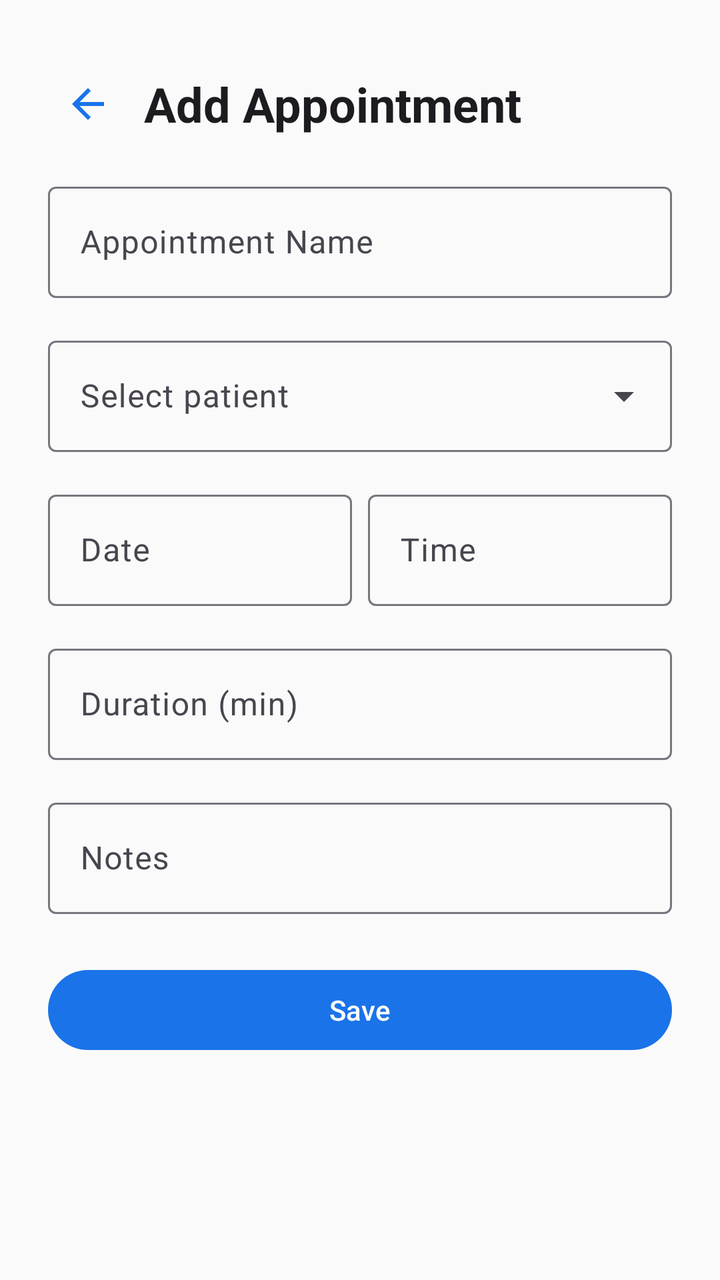
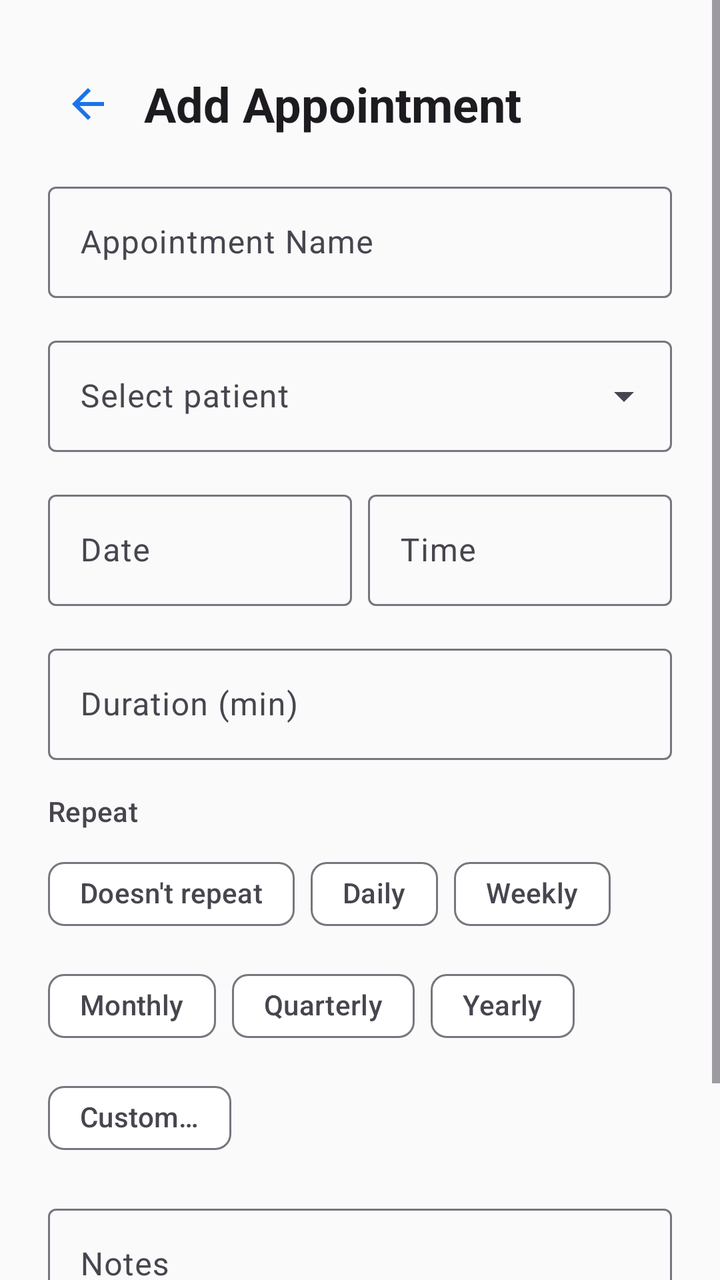

An Android layout rendered at two revisions. The XML below is the earlier revision; the diff shows what the commit changed to produce the second picture.
<!-- AndroidManifest.xml: application theme Theme.MedCare -->
<!-- res/layout/fragment_appointment_form.xml -->
<?xml version="1.0" encoding="utf-8"?>
<ScrollView xmlns:android="http://schemas.android.com/apk/res/android"
    xmlns:app="http://schemas.android.com/apk/res-auto"
    android:layout_width="match_parent"
    android:layout_height="match_parent">

    <androidx.constraintlayout.widget.ConstraintLayout
        android:layout_width="match_parent"
        android:layout_height="wrap_content"
        android:padding="@dimen/margin_large">

        <LinearLayout
            android:id="@+id/top_bar"
            android:layout_width="0dp"
            android:layout_height="wrap_content"
            android:layout_marginTop="8dp"
            android:gravity="center_vertical"
            android:orientation="horizontal"
            app:layout_constraintEnd_toEndOf="parent"
            app:layout_constraintStart_toStartOf="parent"
            app:layout_constraintTop_toTopOf="parent">

            <ImageButton
                android:id="@+id/back_button"
                android:layout_width="wrap_content"
                android:layout_height="wrap_content"
                android:background="?attr/selectableItemBackgroundBorderless"
                android:contentDescription="@string/cancel"
                android:padding="8dp"
                android:src="@drawable/ic_arrow_back"
                app:tint="?attr/colorPrimary" />

            <TextView
                android:id="@+id/form_title"
                android:layout_width="wrap_content"
                android:layout_height="wrap_content"
                android:layout_marginStart="8dp"
                android:text="@string/add_appointment"
                android:textAppearance="@style/TextAppearance.Material3.HeadlineSmall"
                android:textStyle="bold" />

        </LinearLayout>

        <com.google.android.material.textfield.TextInputLayout
            android:id="@+id/name_layout"
            style="@style/Widget.Material3.TextInputLayout.OutlinedBox"
            android:layout_width="0dp"
            android:layout_height="wrap_content"
            android:layout_marginTop="16dp"
            android:hint="@string/appointment_name"
            app:layout_constraintEnd_toEndOf="parent"
            app:layout_constraintStart_toStartOf="parent"
            app:layout_constraintTop_toBottomOf="@id/top_bar">

            <com.google.android.material.textfield.TextInputEditText
                android:id="@+id/name_input"
                android:layout_width="match_parent"
                android:layout_height="wrap_content"
                android:inputType="textPersonName"
                android:maxLines="1"
                android:imeOptions="actionNext" />
        </com.google.android.material.textfield.TextInputLayout>

        <com.google.android.material.textfield.TextInputLayout
            android:id="@+id/patient_layout"
            style="@style/Widget.Material3.TextInputLayout.OutlinedBox"
            android:layout_width="0dp"
            android:layout_height="wrap_content"
            android:layout_marginTop="16dp"
            android:hint="@string/select_patient"
            app:endIconMode="custom"
            app:endIconDrawable="@drawable/ic_arrow_drop_down"
            app:layout_constraintEnd_toEndOf="parent"
            app:layout_constraintStart_toStartOf="parent"
            app:layout_constraintTop_toBottomOf="@id/name_layout">

            <com.google.android.material.textfield.TextInputEditText
                android:id="@+id/patient_input"
                android:layout_width="match_parent"
                android:layout_height="wrap_content"
                android:focusable="false"
                android:inputType="none"
                android:cursorVisible="false" />
        </com.google.android.material.textfield.TextInputLayout>

        <LinearLayout
            android:id="@+id/date_time_row"
            android:layout_width="0dp"
            android:layout_height="wrap_content"
            android:layout_marginTop="16dp"
            android:orientation="horizontal"
            app:layout_constraintEnd_toEndOf="parent"
            app:layout_constraintStart_toStartOf="parent"
            app:layout_constraintTop_toBottomOf="@id/patient_layout">

            <com.google.android.material.textfield.TextInputLayout
                android:id="@+id/date_layout"
                style="@style/Widget.Material3.TextInputLayout.OutlinedBox"
                android:layout_width="0dp"
                android:layout_height="wrap_content"
                android:layout_weight="1"
                android:layout_marginEnd="4dp"
                android:hint="@string/appointment_date">

                <com.google.android.material.textfield.TextInputEditText
                    android:id="@+id/date_input"
                    android:layout_width="match_parent"
                    android:layout_height="wrap_content"
                    android:focusable="false"
                    android:inputType="date" />
            </com.google.android.material.textfield.TextInputLayout>

            <com.google.android.material.textfield.TextInputLayout
                android:id="@+id/time_layout"
                style="@style/Widget.Material3.TextInputLayout.OutlinedBox"
                android:layout_width="0dp"
                android:layout_height="wrap_content"
                android:layout_weight="1"
                android:layout_marginStart="4dp"
                android:hint="@string/appointment_time">

                <com.google.android.material.textfield.TextInputEditText
                    android:id="@+id/time_input"
                    android:layout_width="match_parent"
                    android:layout_height="wrap_content"
                    android:focusable="false"
                    android:inputType="time" />
            </com.google.android.material.textfield.TextInputLayout>

        </LinearLayout>

        <com.google.android.material.textfield.TextInputLayout
            android:id="@+id/duration_layout"
            style="@style/Widget.Material3.TextInputLayout.OutlinedBox"
            android:layout_width="0dp"
            android:layout_height="wrap_content"
            android:layout_marginTop="16dp"
            android:hint="@string/appointment_duration"
            android:inputType="number"
            app:layout_constraintEnd_toEndOf="parent"
            app:layout_constraintStart_toStartOf="parent"
            app:layout_constraintTop_toBottomOf="@id/date_time_row">

            <com.google.android.material.textfield.TextInputEditText
                android:id="@+id/duration_input"
                android:layout_width="match_parent"
                android:layout_height="wrap_content"
                android:inputType="number"
                android:imeOptions="actionNext" />
        </com.google.android.material.textfield.TextInputLayout>

        <com.google.android.material.textfield.TextInputLayout
            android:id="@+id/notes_layout"
            style="@style/Widget.Material3.TextInputLayout.OutlinedBox"
            android:layout_width="0dp"
            android:layout_height="wrap_content"
            android:layout_marginTop="16dp"
            android:hint="@string/appointment_notes"
            app:layout_constraintEnd_toEndOf="parent"
            app:layout_constraintStart_toStartOf="parent"
            app:layout_constraintTop_toBottomOf="@id/duration_layout">

            <com.google.android.material.textfield.TextInputEditText
                android:id="@+id/notes_input"
                android:layout_width="match_parent"
                android:layout_height="wrap_content"
                android:inputType="textMultiLine"
                android:imeOptions="actionDone" />
        </com.google.android.material.textfield.TextInputLayout>

        <com.google.android.material.button.MaterialButton
            android:id="@+id/save_button"
            android:layout_width="0dp"
            android:layout_height="wrap_content"
            android:layout_marginTop="24dp"
            android:text="@string/save"
            app:layout_constraintEnd_toEndOf="parent"
            app:layout_constraintStart_toStartOf="parent"
            app:layout_constraintTop_toBottomOf="@id/notes_layout" />

        <com.google.android.material.button.MaterialButton
            android:id="@+id/delete_button"
            style="@style/Widget.Material3.Button.TextButton"
            android:layout_width="0dp"
            android:layout_height="wrap_content"
            android:visibility="gone"
            android:text="@string/delete"
            android:textColor="?attr/colorError"
            app:layout_constraintEnd_toEndOf="parent"
            app:layout_constraintStart_toStartOf="parent"
            app:layout_constraintTop_toBottomOf="@id/save_button" />

    </androidx.constraintlayout.widget.ConstraintLayout>
</ScrollView>
<!-- resources referenced by this layout -->
<resources>
  <dimen name="margin_large">24dp</dimen>
  <!-- drawable ic_arrow_back (drawable) -->
  <vector xmlns:android="http://schemas.android.com/apk/res/android"
      android:width="24dp"
      android:height="24dp"
      android:viewportWidth="24"
      android:viewportHeight="24">
      <path
          android:fillColor="#FFFFFF"
          android:pathData="M20,11H7.83l5.59,-5.59L12,4l-8,8 8,8 1.41,-1.41L7.83,13H20v-2z" />
  </vector>
  <string name="add_appointment">Add Appointment</string>
  <string name="appointment_date">Date</string>
  <string name="appointment_duration">Duration (min)</string>
  <string name="appointment_name">Appointment Name</string>
  <string name="appointment_notes">Notes</string>
  <string name="appointment_time">Time</string>
  <string name="cancel">Cancel</string>
  <string name="delete">Delete</string>
  <string name="save">Save</string>
  <string name="select_patient">Select patient</string>
  <color name="primary">#1A73E8</color>
  <color name="primary_variant">#1557B0</color>
  <color name="on_primary">#FFFFFF</color>
  <color name="primary_container">#D2E3FC</color>
  <color name="on_primary_container">#041E49</color>
  <color name="tertiary">#4285F4</color>
  <color name="tertiary_container">#D2E3FC</color>
  <color name="on_tertiary_container">#041E49</color>
  <color name="secondary">#03DAC6</color>
  <color name="secondary_variant">#018786</color>
  <color name="on_secondary">#000000</color>
  <color name="background">#FAFAFA</color>
  <color name="on_background">#1C1B1F</color>
  <color name="surface">#FFFFFF</color>
  <color name="on_surface">#1C1B1F</color>
  <color name="text_secondary">#49454F</color>
  <color name="outline">#79747E</color>
  <color name="divider">#E0E0E0</color>
  <color name="error">#B3261E</color>
  <color name="on_error">#FFFFFF</color>
  <!-- unchanged entries left out for length: 4 -->
</resources>

<!-- the commit's change to res/layout/fragment_appointment_form.xml (unified diff, before → after) -->
@@ -149,6 +149,188 @@
                 android:imeOptions="actionNext" />
         </com.google.android.material.textfield.TextInputLayout>
 
+        <TextView
+            android:id="@+id/repeat_label"
+            android:layout_width="0dp"
+            android:layout_height="wrap_content"
+            android:layout_marginTop="16dp"
+            android:text="@string/repeat"
+            android:textAppearance="@style/TextAppearance.Material3.TitleSmall"
+            android:textColor="?attr/colorOnSurfaceVariant"
+            app:layout_constraintEnd_toEndOf="parent"
+            app:layout_constraintStart_toStartOf="parent"
+            app:layout_constraintTop_toBottomOf="@id/duration_layout" />
+
+        <com.google.android.material.chip.ChipGroup
+            android:id="@+id/repeat_options"
+            android:layout_width="0dp"
+            android:layout_height="wrap_content"
+            android:layout_marginTop="8dp"
+            app:singleSelection="true"
+            app:selectionRequired="true"
+            app:layout_constraintEnd_toEndOf="parent"
+            app:layout_constraintStart_toStartOf="parent"
+            app:layout_constraintTop_toBottomOf="@id/repeat_label">
+
+            <com.google.android.material.chip.Chip
+                android:id="@+id/repeat_none_chip"
+                style="@style/Widget.Material3.Chip.Filter"
+                android:layout_width="wrap_content"
+                android:layout_height="wrap_content"
+                android:text="@string/repeat_none" />
+
+            <com.google.android.material.chip.Chip
+                android:id="@+id/repeat_daily_chip"
+                style="@style/Widget.Material3.Chip.Filter"
+                android:layout_width="wrap_content"
+                android:layout_height="wrap_content"
+                android:text="@string/repeat_daily" />
+
+            <com.google.android.material.chip.Chip
+                android:id="@+id/repeat_weekly_chip"
+                style="@style/Widget.Material3.Chip.Filter"
+                android:layout_width="wrap_content"
+                android:layout_height="wrap_content"
+                android:text="@string/repeat_weekly" />
+
+            <com.google.android.material.chip.Chip
+                android:id="@+id/repeat_monthly_chip"
+                style="@style/Widget.Material3.Chip.Filter"
+                android:layout_width="wrap_content"
+                android:layout_height="wrap_content"
+                android:text="@string/repeat_monthly" />
+
+            <com.google.android.material.chip.Chip
+                android:id="@+id/repeat_quarterly_chip"
+                style="@style/Widget.Material3.Chip.Filter"
+                android:layout_width="wrap_content"
+                android:layout_height="wrap_content"
+                android:text="@string/repeat_quarterly" />
+
+            <com.google.android.material.chip.Chip
+                android:id="@+id/repeat_yearly_chip"
+                style="@style/Widget.Material3.Chip.Filter"
+                android:layout_width="wrap_content"
+                android:layout_height="wrap_content"
+                android:text="@string/repeat_yearly" />
+
+            <com.google.android.material.chip.Chip
+                android:id="@+id/repeat_custom_chip"
+                style="@style/Widget.Material3.Chip.Filter"
+                android:layout_width="wrap_content"
+                android:layout_height="wrap_content"
+                android:text="@string/repeat_custom" />
+
+        </com.google.android.material.chip.ChipGroup>
+
+        <LinearLayout
+            android:id="@+id/repeat_custom_layout"
+            android:layout_width="0dp"
+            android:layout_height="wrap_content"
+            android:layout_marginTop="8dp"
+            android:orientation="vertical"
+            android:visibility="gone"
+            app:layout_constraintEnd_toEndOf="parent"
+            app:layout_constraintStart_toStartOf="parent"
+            app:layout_constraintTop_toBottomOf="@id/repeat_options">
+
+            <com.google.android.material.textfield.TextInputLayout
+                style="@style/Widget.Material3.TextInputLayout.OutlinedBox"
+                android:layout_width="match_parent"
+                android:layout_height="wrap_content"
+                android:hint="@string/repeat_custom_hint">
+
+                <com.google.android.material.textfield.TextInputEditText
+                    android:id="@+id/repeat_custom_input"
+                    android:layout_width="match_parent"
+                    android:layout_height="wrap_content"
+                    android:inputType="number"
+                    android:maxLines="1" />
+            </com.google.android.material.textfield.TextInputLayout>
+
+            <com.google.android.material.chip.ChipGroup
+                android:id="@+id/repeat_custom_unit"
+                android:layout_width="match_parent"
+                android:layout_height="wrap_content"
+                android:layout_marginTop="4dp"
+                app:singleSelection="true"
+                app:selectionRequired="true">
+
+                <com.google.android.material.chip.Chip
+                    android:id="@+id/repeat_unit_days"
+                    style="@style/Widget.Material3.Chip.Filter"
+                    android:layout_width="wrap_content"
+                    android:layout_height="wrap_content"
+                    android:text="@string/repeat_unit_days" />
+
+                <com.google.android.material.chip.Chip
+                    android:id="@+id/repeat_unit_weeks"
+                    style="@style/Widget.Material3.Chip.Filter"
+                    android:layout_width="wrap_content"
+                    android:layout_height="wrap_content"
+                    android:text="@string/repeat_unit_weeks" />
+
+                <com.google.android.material.chip.Chip
+                    android:id="@+id/repeat_unit_months"
+                    style="@style/Widget.Material3.Chip.Filter"
+                    android:layout_width="wrap_content"
+                    android:layout_height="wrap_content"
+                    android:text="@string/repeat_unit_months" />
+
+                <com.google.android.material.chip.Chip
+                    android:id="@+id/repeat_unit_years"
+                    style="@style/Widget.Material3.Chip.Filter"
+                    android:layout_width="wrap_content"
+                    android:layout_height="wrap_content"
+                    android:text="@string/repeat_unit_years" />
+
+            </com.google.android.material.chip.ChipGroup>
+
+        </LinearLayout>
+
+        <LinearLayout
+            android:id="@+id/repeat_count_layout"
+            android:layout_width="0dp"
+            android:layout_height="wrap_content"
+            android:layout_marginTop="8dp"
+            android:orientation="vertical"
+            android:visibility="gone"
+            app:layout_constraintEnd_toEndOf="parent"
+            app:layout_constraintStart_toStartOf="parent"
+            app:layout_constraintTop_toBottomOf="@id/repeat_custom_layout">
+
+            <LinearLayout
+                android:layout_width="match_parent"
+                android:layout_height="wrap_content"
+                android:gravity="center_vertical"
+                android:orientation="horizontal">
+
+                <TextView
+                    android:layout_width="0dp"
+                    android:layout_height="wrap_content"
+                    android:layout_weight="1"
+                    android:text="@string/repeat_count"
+                    android:textAppearance="@style/TextAppearance.Material3.BodyMedium"
+                    android:textColor="?attr/colorOnSurfaceVariant" />
+
+                <TextView
+                    android:id="@+id/repeat_count_value"
+                    android:layout_width="wrap_content"
+                    android:layout_height="wrap_content"
+                    android:textAppearance="@style/TextAppearance.Material3.BodyMedium"
+                    android:textStyle="bold" />
+            </LinearLayout>
+
+            <com.google.android.material.slider.Slider
+                android:id="@+id/repeat_count_slider"
+                android:layout_width="match_parent"
+                android:layout_height="wrap_content"
+                android:stepSize="1"
+                android:valueFrom="1"
+                android:valueTo="30" />
+
+        </LinearLayout>
+
         <com.google.android.material.textfield.TextInputLayout
             android:id="@+id/notes_layout"
             style="@style/Widget.Material3.TextInputLayout.OutlinedBox"
@@ -158,7 +340,7 @@
             android:hint="@string/appointment_notes"
             app:layout_constraintEnd_toEndOf="parent"
             app:layout_constraintStart_toStartOf="parent"
-            app:layout_constraintTop_toBottomOf="@id/duration_layout">
+            app:layout_constraintTop_toBottomOf="@id/repeat_count_layout">
 
             <com.google.android.material.textfield.TextInputEditText
                 android:id="@+id/notes_input"
@@ -174,18 +356,21 @@
             android:layout_height="wrap_content"
             android:layout_marginTop="24dp"
             android:text="@string/save"
+            app:icon="@drawable/ic_save"
             app:layout_constraintEnd_toEndOf="parent"
             app:layout_constraintStart_toStartOf="parent"
             app:layout_constraintTop_toBottomOf="@id/notes_layout" />
 
         <com.google.android.material.button.MaterialButton
             android:id="@+id/delete_button"
-            style="@style/Widget.Material3.Button.TextButton"
+            style="@style/Widget.MedCare.Button.Error"
             android:layout_width="0dp"
             android:layout_height="wrap_content"
             android:visibility="gone"
             android:text="@string/delete"
             android:textColor="?attr/colorError"
+            app:icon="@drawable/ic_delete"
+            app:iconTint="?attr/colorError"
             app:layout_constraintEnd_toEndOf="parent"
             app:layout_constraintStart_toStartOf="parent"
             app:layout_constraintTop_toBottomOf="@id/save_button" />
<!-- resource entries referenced after the edit -->
@@ -7,9 +7,36 @@
       android:height="24dp"
       android:viewportWidth="24"
       android:viewportHeight="24">
+      android:autoMirrored="true"
       <path
           android:fillColor="#FFFFFF"
           android:pathData="M20,11H7.83l5.59,-5.59L12,4l-8,8 8,8 1.41,-1.41L7.83,13H20v-2z" />
+  </vector>
+  <!-- drawable ic_delete (drawable) -->
+  <vector xmlns:android="http://schemas.android.com/apk/res/android"
+      android:width="24dp"
+      android:height="24dp"
+      android:viewportWidth="24"
+      android:viewportHeight="24"
+      android:tint="@android:color/white">
+      <path
+          android:fillColor="@android:color/white"
+          android:pathData="M6,19c0,1.1 0.9,2 2,2h8c1.1,0 2,-0.9 2,-2V7H6v12zM19,4h-3.5l-1,-1h-5l-1,1H5v2h14V4z" />
+  </vector>
+  <!-- drawable ic_save (drawable) -->
+  <?xml version="1.0" encoding="utf-8"?>
+  <vector xmlns:android="http://schemas.android.com/apk/res/android"
+      android:width="24dp"
+      android:height="24dp"
+      android:viewportWidth="24"
+      android:viewportHeight="24">
+      <path
+          android:fillColor="#00000000"
+          android:strokeColor="#000000"
+          android:strokeWidth="1.8"
+          android:strokeLineCap="round"
+          android:strokeLineJoin="round"
+          android:pathData="M12,3 A9,9 0 1 0 12.01,3 M8,12 L10.5,14.5 L16,9" />
   </vector>
   <string name="add_appointment">Add Appointment</string>
   <string name="appointment_date">Date</string>
@@ -19,8 +46,29 @@
   <string name="appointment_time">Time</string>
   <string name="cancel">Cancel</string>
   <string name="delete">Delete</string>
+  <string name="repeat">Repeat</string>
+  <string name="repeat_count">Repeat count</string>
+  <string name="repeat_custom">Custom\u2026</string>
+  <string name="repeat_custom_hint">Interval</string>
+  <string name="repeat_daily">Daily</string>
+  <string name="repeat_monthly">Monthly</string>
+  <string name="repeat_none">Doesn\'t repeat</string>
+  <string name="repeat_quarterly">Quarterly</string>
+  <string name="repeat_unit_days">Days</string>
+  <string name="repeat_unit_months">Months</string>
+  <string name="repeat_unit_weeks">Weeks</string>
+  <string name="repeat_unit_years">Years</string>
+  <string name="repeat_weekly">Weekly</string>
+  <string name="repeat_yearly">Yearly</string>
   <string name="save">Save</string>
   <string name="select_patient">Select patient</string>
+  <style name="Widget.MedCare.Button.Error" parent="Widget.Material3.Button.TonalButton">
+          <item name="backgroundTint">@color/error_tonal_bg</item>
+          <item name="android:textColor">@color/error</item>
+          <item name="iconTint">@color/error</item>
+          <item name="rippleColor">@color/error_tonal_ripple</item>
+      </style>
+  <color name="error_tonal_bg">#1AB3261E</color>
   <color name="primary">#1A73E8</color>
   <color name="primary_variant">#1557B0</color>
   <color name="on_primary">#FFFFFF</color>
@@ -40,6 +88,7 @@
   <color name="outline">#79747E</color>
   <color name="divider">#E0E0E0</color>
   <color name="error">#B3261E</color>
+  <color name="error_tonal_ripple">#40B3261E</color>
   <color name="on_error">#FFFFFF</color>
   <!-- unchanged entries left out for length: 4 -->
 </resources>
